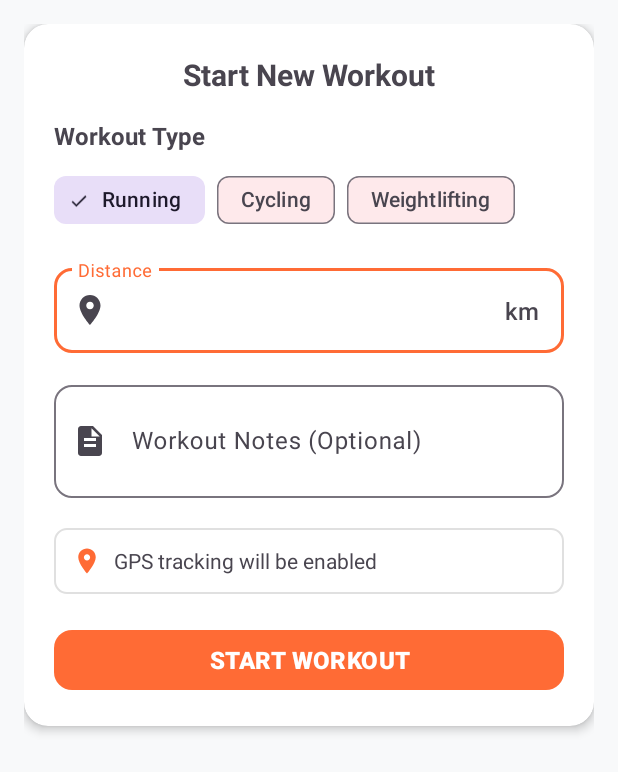
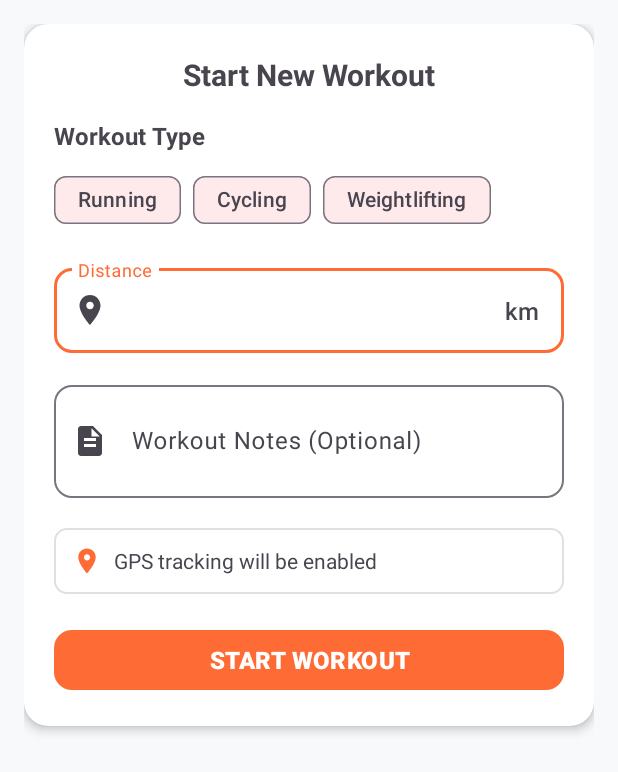
Before and after one commit to htetaungkyawmx/FitnessTrackerApp, an Android app built with Jetpack Compose: the fragment WorkoutFragment shown on its own in the app's theme, after a tap on "Running", on a phone screen of 412 x 824 dp. Shown: the top 772 px of the screen. Run offline under Robolectric (Android 15) with nearby library versions, the phone set to English and light mode, and no system bars; 1 statement that could not run was skipped.

Commit message:
fix home

```diff
--- a/app/src/main/java/org/hak/fitnesstrackerapp/fragments/WorkoutFragment.kt
+++ b/app/src/main/java/org/hak/fitnesstrackerapp/fragments/WorkoutFragment.kt
@@ -26,28 +26,56 @@
         super.onViewCreated(view, savedInstanceState)
 
         setupClickListeners()
+        setupWorkoutTypeSelector()
+    }
+
+    private fun setupWorkoutTypeSelector() {
+        binding.chipRunning?.setOnClickListener {
+            showToast("Running workout selected")
+            updateUIForWorkoutType("RUNNING")
+        }
+
+        binding.chipCycling?.setOnClickListener {
+            showToast("Cycling workout selected")
+            updateUIForWorkoutType("CYCLING")
+        }
+
+        binding.chipWeightlifting?.setOnClickListener {
+            showToast("Weightlifting workout selected")
+            updateUIForWorkoutType("WEIGHTLIFTING")
+        }
+    }
+
+    private fun updateUIForWorkoutType(type: String) {
+        when (type) {
+            "RUNNING", "CYCLING" -> {
+                binding.distanceLayout?.visibility = View.VISIBLE
+                binding.exercisesLayout?.visibility = View.GONE
+                binding.locationInfo?.visibility = View.VISIBLE
+            }
+            "WEIGHTLIFTING" -> {
+                binding.distanceLayout?.visibility = View.GONE
+                binding.exercisesLayout?.visibility = View.VISIBLE
+                binding.locationInfo?.visibility = View.GONE
+            }
+        }
     }
 
     private fun setupClickListeners() {
-        binding.startStopButton.setOnClickListener {
-            showToast("Start Workout Clicked")
+        binding.startStopButton?.setOnClickListener {
+            showToast("Workout started! Let's go! 💪")
+            // Simulate workout start
+            binding.trackingLayout?.visibility = View.VISIBLE
+            binding.setupLayout?.visibility = View.GONE
         }
 
-        binding.chipRunning.setOnClickListener {
-            showToast("Running Selected")
+        binding.addExerciseButton?.setOnClickListener {
+            showToast("Add exercise dialog would open here")
         }
 
-        binding.chipCycling.setOnClickListener {
-            showToast("Cycling Selected")
-        }
-
-        binding.chipWeightlifting.setOnClickListener {
-            showToast("Weightlifting Selected")
-        }
-
-        binding.addExerciseButton.setOnClickListener {
-            showToast("Add Exercise Clicked")
-        }
+        // Set default selection
+        binding.chipRunning?.isChecked = true
+        updateUIForWorkoutType("RUNNING")
     }
 
     override fun onDestroyView() {
```
Also changed, not shown: app/src/main/java/org/hak/fitnesstrackerapp/activities/MainActivity.kt (+32 -13 lines), app/src/main/java/org/hak/fitnesstrackerapp/fragments/DashboardFragment.kt (+28 -11 lines), app/src/main/java/org/hak/fitnesstrackerapp/fragments/GoalsFragment.kt (+21 -6 lines), app/src/main/java/org/hak/fitnesstrackerapp/fragments/HistoryFragment.kt (+21 -12 lines).
